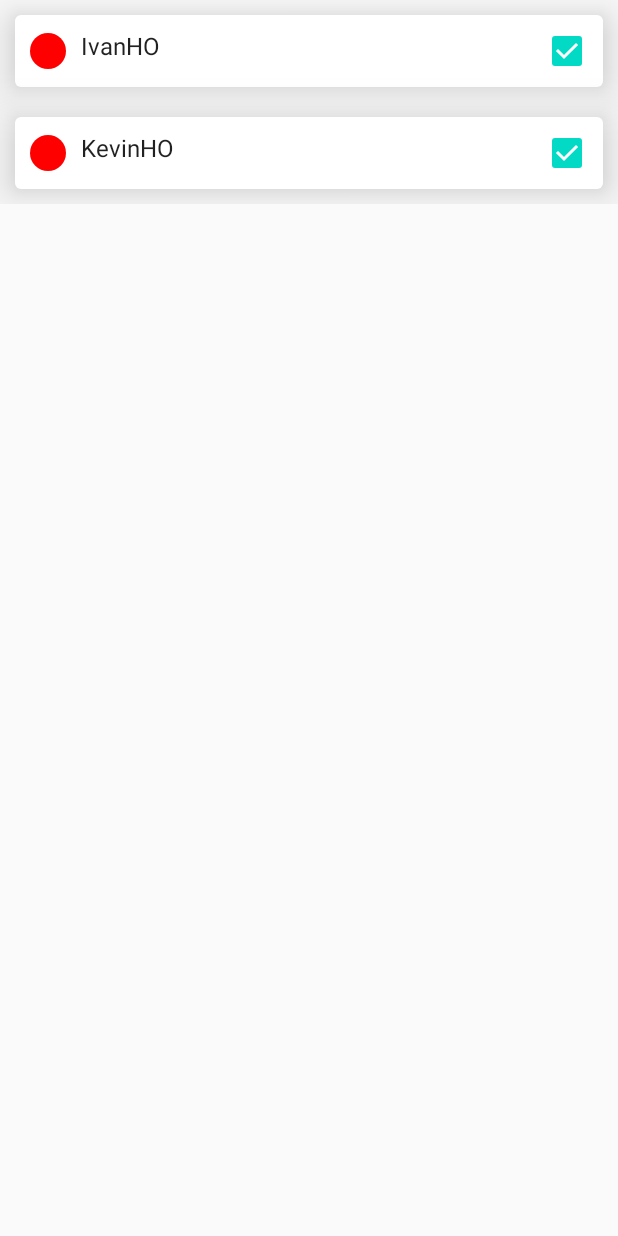
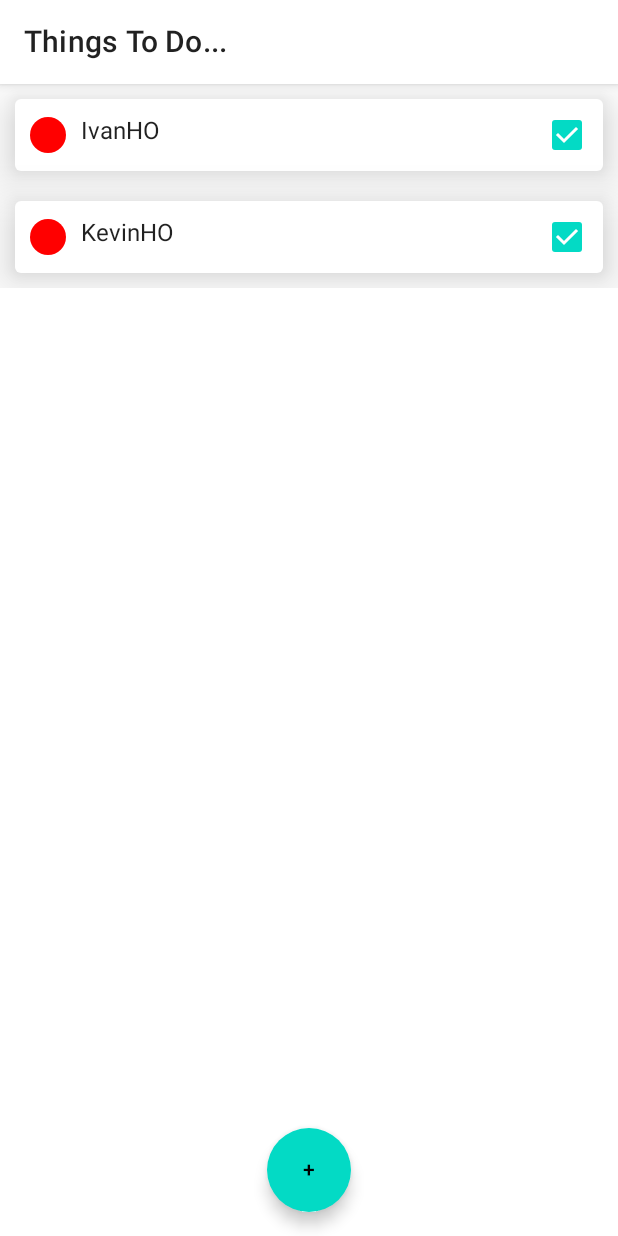
Before and after one commit to ba87688/Compose-Todo, an Android app built with Jetpack Compose: the screen it shows after launch (MainActivity), on a phone screen of 412 x 824 dp. Run offline under Robolectric (Android 15) with nearby library versions, the phone set to English and light mode, and no system bars.

```diff
--- a/app/src/main/java/com/example/composetodo/navigation/Navigation.kt
+++ b/app/src/main/java/com/example/composetodo/navigation/Navigation.kt
@@ -12,7 +12,7 @@ fun Navigate(navController: NavHostController){
 
     NavHost(navController = navController, startDestination = Screens.HomeScreen.route ) {
         composable(route = Screens.HomeScreen.route) {
-            HomeScreen()
+            HomeScreen(navController)
 
         }
         composable(route = Screens.ToDoListScreen.route) {
--- a/app/src/main/java/com/example/composetodo/screens/HomeScreen.kt
+++ b/app/src/main/java/com/example/composetodo/screens/HomeScreen.kt
@@ -1,16 +1,52 @@
 package com.example.composetodo.screens
 
-import androidx.compose.material.Text
+import android.annotation.SuppressLint
+import android.util.Log
+import androidx.compose.foundation.layout.Column
+import androidx.compose.material.*
 import androidx.compose.runtime.Composable
+import androidx.compose.ui.graphics.Color
+import androidx.navigation.NavHostController
+import androidx.navigation.compose.rememberNavController
 import com.example.composetodo.models.ToDoItem
+import com.example.composetodo.navigation.Screens
 import com.example.composetodo.screens.screenelements.ToDoCard
 
 @Composable
-fun HomeScreen(){
+fun HomeScreen(i:NavHostController){
+
+
+    Scaf(i)
+}
+
+@SuppressLint("UnusedMaterialScaffoldPaddingParameter")
+@Composable
+fun Scaf(i: NavHostController){
+    val navController = rememberNavController()
+
+    Scaffold(
+        topBar = { TopAppBar(title = {Text("Things To Do...")},backgroundColor = Color.White)  },
+        floatingActionButtonPosition = FabPosition.Center,
+
+        floatingActionButton = { FloatingActionButton(onClick = {
+            Log.i("TAG", "Scaf: coming soon!")
+
+            i.navigate(Screens.ToDoListScreen.route)
+
+        }) {
+            Text(text = "+")
+        }
+        },
+        drawerContent = { Text(text = "drawerContent") },
+        content = {
             var list = mutableListOf<ToDoItem>()
             var item1 = ToDoItem(false,"Ivan", "HO")
             var item2 = ToDoItem(false,"Kevin", "HO")
             list.add(item1)
             list.add(item2)
             ToDoCard(list)
+
+        } ,
+
+        )
 }
```
Lines whose indentation alone changed are shown as unchanged.
